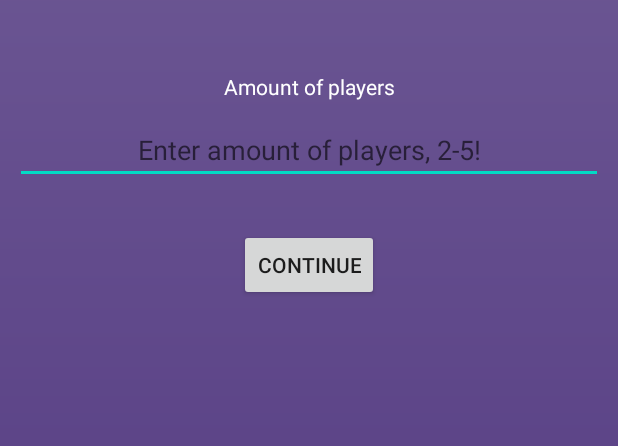
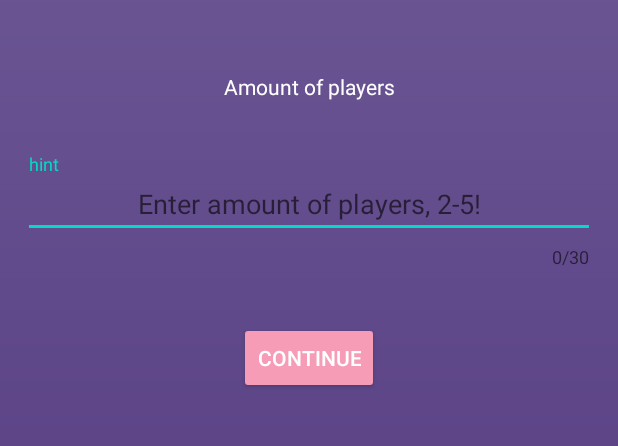
Before and after one commit to Xloopez/Kalabalik, an Android app: the screen it shows after launch (MainActivity), on a phone screen of 412 x 824 dp, the part 119-565 px from its top. Run offline under Robolectric (Android 15) with nearby library versions, the phone set to English and light mode, and no system bars; Roboto replaces fonts that are not available here.

Commit message:
Added textinputLayuot to fragment_gaming_input.xml - need updating Util.kt fun viewApplyVisFromList added - Takes a Unit to hide several views in 1 go

```diff
--- a/app/build.gradle
+++ b/app/build.gradle
@@ -36,6 +36,7 @@ android {
 dependencies {
 
     implementation 'androidx.legacy:legacy-support-v4:1.0.0'
+    implementation 'com.google.android.material:material:1.2.1'
     def lifecycle_version = "2.2.0"
 
     implementation fileTree(dir: "libs", include: ["*.jar"])
--- a/app/src/main/java/com/example/myapplication/Animationz.kt
+++ b/app/src/main/java/com/example/myapplication/Animationz.kt
@@ -69,6 +69,7 @@ object Animationz {
         Util.viewApplyVis(view, View.VISIBLE)
        // val listFilterButtons = listOfView.filterIsInstance<AppCompatButton>()
 
+
         val firstTurn90 = ObjectAnimator.ofFloat(view, View.ROTATION_Y, 0f, 90f)
             .apply {
                 duration = 300
--- a/app/src/main/java/com/example/myapplication/GameInputFragment.kt
+++ b/app/src/main/java/com/example/myapplication/GameInputFragment.kt
@@ -12,6 +12,7 @@ import androidx.appcompat.widget.AppCompatTextView
 import androidx.fragment.app.Fragment
 import androidx.lifecycle.ViewModelProvider
 import com.example.myapplication.databinding.FragmentGamingInputBinding
+import com.google.android.material.textfield.TextInputEditText
 
 class GameInputFragment: Fragment(), View.OnClickListener {
 
@@ -22,7 +23,7 @@ class GameInputFragment: Fragment(), View.OnClickListener {
     private lateinit var tvTitle: AppCompatTextView
     private lateinit var tvInputInfo: AppCompatTextView
 
-    private lateinit var etInput: EditText
+    private lateinit var etInput: TextInputEditText
 
     private lateinit var btnContinue: AppCompatButton
 
--- a/app/src/main/res/layout/fragment_gaming_input.xml
+++ b/app/src/main/res/layout/fragment_gaming_input.xml
@@ -27,31 +27,41 @@
         tools:text="INPUT INFORMATION TEXTVIEW"
         />
 
-    <EditText
-        android:id="@+id/editText_input"
+    <com.google.android.material.textfield.TextInputLayout
+        android:id="@+id/textInputLayout_input"
         android:layout_width="0dp"
         android:layout_height="wrap_content"
-        android:layout_marginTop="10dp"
-        app:layout_constraintTop_toBottomOf="@+id/textView_input_info"
+        app:layout_constraintStart_toStartOf="parent"
         app:layout_constraintEnd_toEndOf="parent"
-        app:layout_constraintStart_toStartOf="parent"
-        tools:text="EDITTEXT"
-        android:textColor="@android:color/white"
-        android:textAlignment="center"
-        android:inputType="number"
-        android:autofillHints=""
-        tools:ignore="LabelFor" />
+        app:counterEnabled="true"
+        app:counterMaxLength="30"
+        android:layout_marginTop="30dp"
+        android:padding="5dp"
+        app:layout_constraintTop_toBottomOf="@id/textView_input_info">
+
+        <com.google.android.material.textfield.TextInputEditText
+            android:id="@+id/editText_input"
+            android:layout_width="match_parent"
+            android:layout_height="match_parent"
+            android:inputType="number"
+            android:textAlignment="center"
+            android:textColor="@android:color/white"
+            tools:ignore="LabelFor"
+            tools:text="EDITTEXT"
+            android:hint="hint" />
+
+    </com.google.android.material.textfield.TextInputLayout>
 
     <androidx.appcompat.widget.AppCompatButton
         android:id="@+id/button_continue"
+        style="@style/ButtonStyle"
         android:layout_width="wrap_content"
         android:layout_height="wrap_content"
         android:layout_marginTop="30dp"
-        app:layout_constraintTop_toBottomOf="@id/editText_input"
+        app:layout_constraintTop_toBottomOf="@id/textInputLayout_input"
         app:layout_constraintEnd_toEndOf="parent"
         app:layout_constraintStart_toStartOf="parent"
         android:text="Continue"
         />
 
-
 </androidx.constraintlayout.widget.ConstraintLayout>
```
Also changed, not shown: app/src/main/java/com/example/myapplication/GamingFragment.kt (+48 -54 lines), app/src/main/java/com/example/myapplication/Util.kt (+14 -14 lines).
